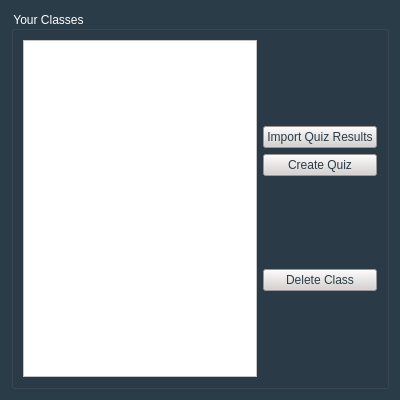
First picture: the form in PeerPilot/viewclasses/viewclasses.ui, repository lsevcik/peerpilot, before the edit.
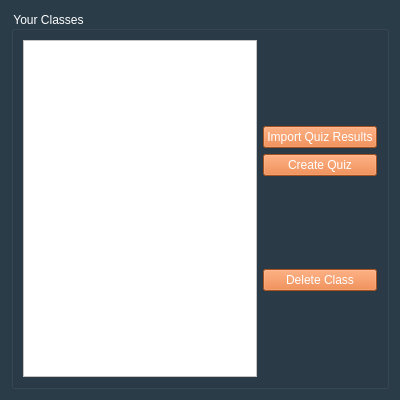
Second picture: the form after the edit.

Commit message: One more quick update to UI

```diff
--- a/PeerPilot/viewclasses/viewclasses.ui
+++ b/PeerPilot/viewclasses/viewclasses.ui
@@ -54,9 +54,9 @@
         <item>
          <widget class="QPushButton" name="importQuizResultsPushButton">
           <property name="styleSheet">
-           <string notr="true">color: rgb(42, 60, 70);
-background-color: rgb(215, 209, 209);
-border-top-color: rgb(0, 85, 255);
+           <string notr="true">border-top-color: rgb(0, 85, 255);
+background-color: rgb(230, 112, 43);
+color: rgb(255, 255, 255);
 font: 12pt &quot;Calibri&quot;;</string>
           </property>
           <property name="text">
@@ -67,9 +67,9 @@
         <item>
          <widget class="QPushButton" name="pushButton">
           <property name="styleSheet">
-           <string notr="true">color: rgb(42, 60, 70);
-background-color: rgb(215, 209, 209);
-border-top-color: rgb(0, 85, 255);
+           <string notr="true">border-top-color: rgb(0, 85, 255);
+background-color: rgb(230, 112, 43);
+color: rgb(255, 255, 255);
 font: 12pt &quot;Calibri&quot;;</string>
           </property>
           <property name="text">
@@ -93,9 +93,9 @@
         <item>
          <widget class="QPushButton" name="pushButton_2">
           <property name="styleSheet">
-           <string notr="true">color: rgb(42, 60, 70);
-background-color: rgb(215, 209, 209);
-border-top-color: rgb(0, 85, 255);
+           <string notr="true">border-top-color: rgb(0, 85, 255);
+background-color: rgb(230, 112, 43);
+color: rgb(255, 255, 255);
 font: 12pt &quot;Calibri&quot;;</string>
           </property>
           <property name="text">
```
The commit also changes 4 other files.
